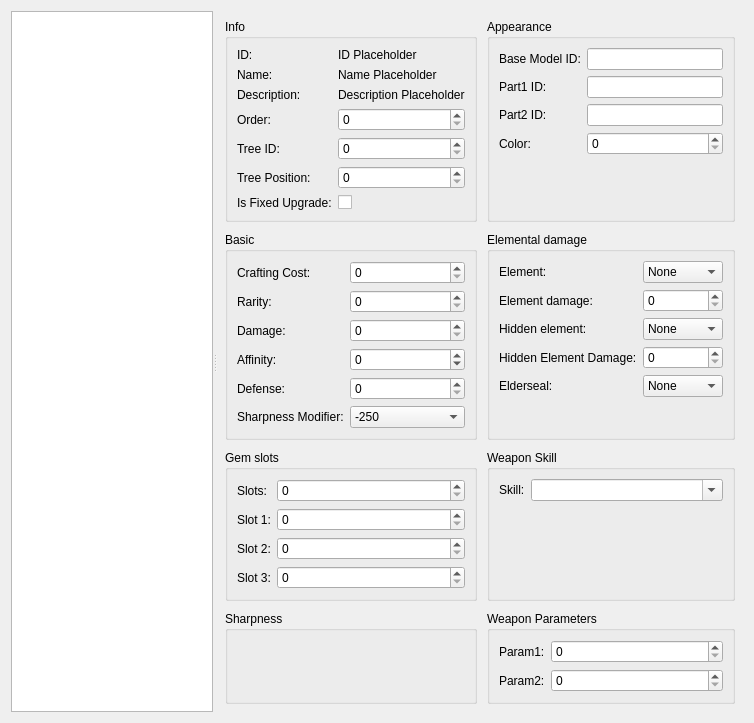
First picture: the form in src/mhw_armor_edit/assets/weapon_editor.ui, repository fre-sch/mhw_armor_edit, before the edit.
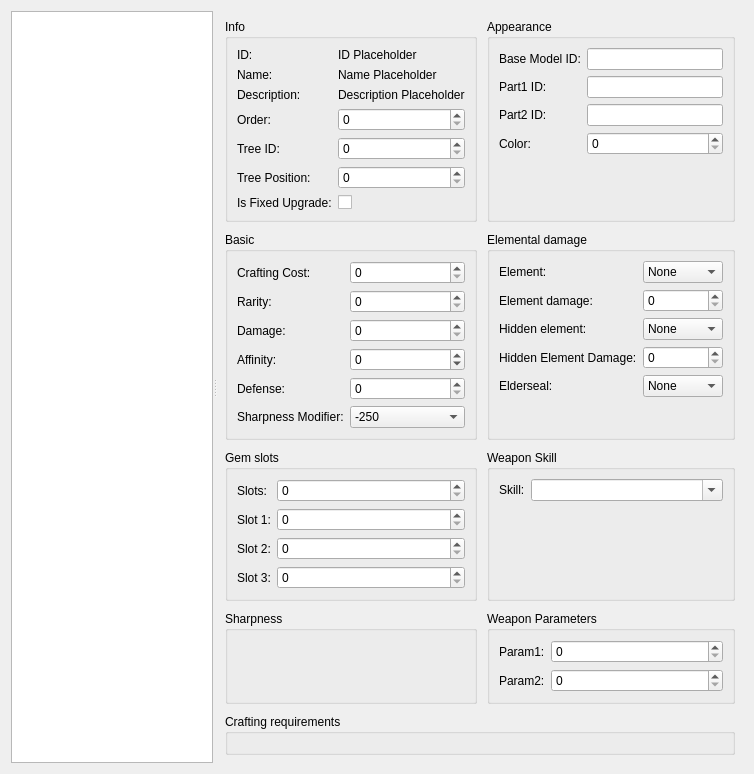
Second picture: the form after the edit. Custom widgets are drawn as their Qt base class.

Commit message: gmd language support, bow/bowgun ui, crafting requirements fixes, armor ui fixes, icon

```diff
--- a/src/mhw_armor_edit/assets/weapon_editor.ui
+++ b/src/mhw_armor_edit/assets/weapon_editor.ui
@@ -21,7 +21,13 @@
      </property>
      <widget class="QTreeView" name="weapon_tree_view"/>
      <widget class="QWidget" name="weapon_attributes">
-      <layout class="QGridLayout" name="data_layout" rowstretch="0,0,0,0" columnstretch="1,1">
+       <property name="sizePolicy">
+       <sizepolicy hsizetype="Expanding" vsizetype="Expanding">
+        <horstretch>1</horstretch>
+        <verstretch>0</verstretch>
+       </sizepolicy>
+      </property>
+      <layout class="QGridLayout" name="data_layout" rowstretch="0,0,0,0,1" columnstretch="1,1">
        <property name="leftMargin">
         <number>8</number>
        </property>
@@ -775,6 +781,23 @@
          </layout>
         </widget>
        </item>
+       <item row="4" column="0" colspan="2" alignment="Qt::AlignTop">
+        <widget class="QGroupBox" name="groupbox_crafting">
+         <property name="title">
+          <string>Crafting requirements</string>
+         </property>
+         <property name="flat">
+          <bool>true</bool>
+         </property>
+         <layout class="QVBoxLayout" name="groupbox_crafting_layout">
+           <item>
+            <widget class="CraftingRequirementsEditor"
+                    name="crafting_requirements_editor"
+                    native="true"/>
+           </item>
+         </layout>
+        </widget>
+       </item>
       </layout>
      </widget>
     </widget>
@@ -785,7 +808,12 @@
   <customwidget>
    <class>KireWidget</class>
    <extends>QWidget</extends>
-   <header>mhw_armor_edit.kire_widget</header>
+   <header>mhw_armor_edit.editor.kire_widget</header>
+  </customwidget>
+  <customwidget>
+   <class>CraftingRequirementsEditor</class>
+   <extends>QWidget</extends>
+   <header>mhw_armor_edit.editor.crafting_editor</header>
   </customwidget>
  </customwidgets>
  <resources/>
```
The commit also changes 37 other files.
